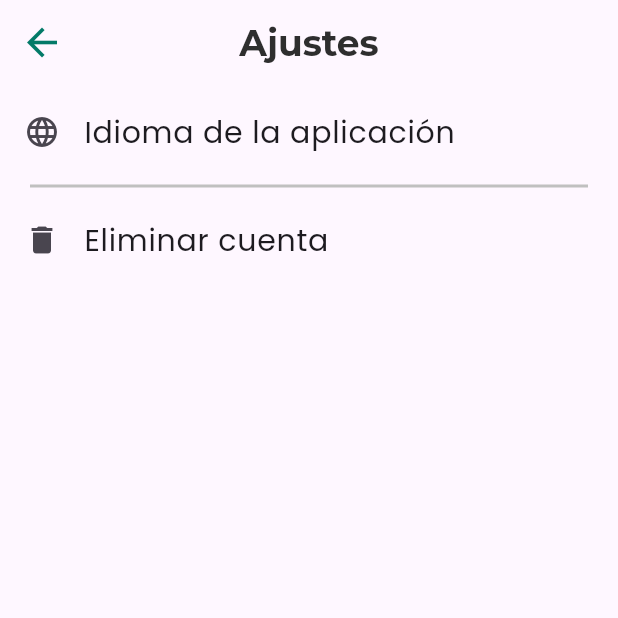
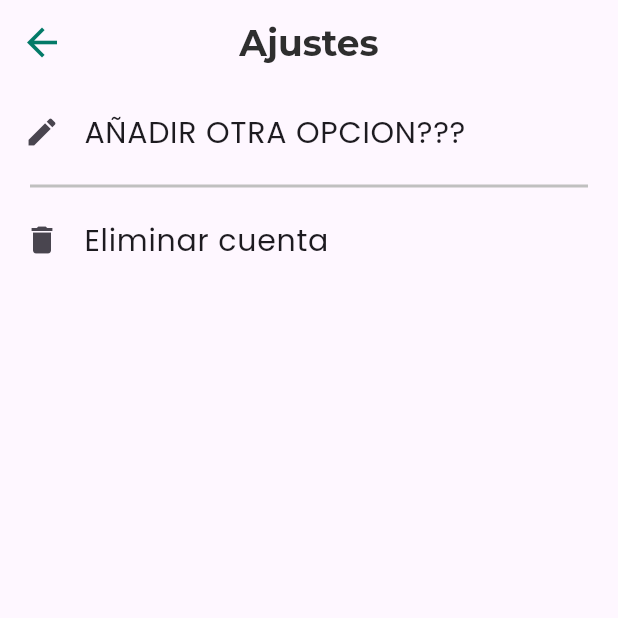
Before and after one commit to CristianPG03/TFG_FINAL, a Flutter app: the SettingsView screen opened directly, on a phone screen of 412 x 824 dp, the top half of it. Run offline on Flutter 3.47's test engine with Material 3 defaults, Android fonts, the phone set to English and light mode, and no system bars; our stand-ins replace carousel_slider, cloud_firestore, curved_navigation_bar, firebase_auth, firebase_core, firebase_storage and 12 more; missing offline and left inert: flutter_polyline_points, flutter_web_browser; accounts and stored records are empty.

Commit message:
Modificaciones y ajustes varios

```diff
--- a/lib/src/features/auth/controllers/user_controller.dart
+++ b/lib/src/features/auth/controllers/user_controller.dart
@@ -154,9 +154,9 @@ class UserController extends GetxController {
       await firebaseFirestore.collection(collectionUser).doc(currentUser!.uid).delete();
       await firebaseFirestore.collection(collectionUser).doc(currentUser!.uid).collection("imageURLs").doc().delete();
       await currentUser!.delete();
-      //! EL PROBLEMA ES QUE NO ENCUENTRA LOS DOCS, MIRAR COMO ACCEDER
-      await firebaseStorage.ref().child('gallery/${currentUser!.uid}').delete();
-      await firebaseStorage.ref().child('images/${currentUser!.uid}').delete();
+      //! EL PROBLEMA ES QUE NO ENCUENTRA LOS DOCS, MIRAR COMO ACCEDER. ARREGLARLO O DEJARLO!!!!!!!
+      // await firebaseStorage.ref().child('gallery/${currentUser!.uid}').delete();
+      // await firebaseStorage.ref().child('images/${currentUser!.uid}').delete();
     } catch(error) {
       // VxToast.show(context, msg: "Problema al eliminar el usuario. \nInténtelo otra vez más tarde");
       VxToast.show(context, msg: "${error}");
--- a/lib/src/features/core/views/choresCurLoc/chores.dart
+++ b/lib/src/features/core/views/choresCurLoc/chores.dart
@@ -46,22 +46,19 @@ class Chores extends StatelessWidget {
                       'Actividades',
                       Colors.red,
                       () async {
-                        print('Clicked on Actividades');
                         await launchUrl(Uri.parse(
                           'https://www.google.com/maps/search/activities/@$lat,$lng,$radius'
                         ));
                       }
-                    ),
+                     ),
                     const SizedBox(height: 10,),
                     _buildListItem(context, Icon(Icons.hotel), 'Hoteles', Colors.blue, () async {
-                      print('Clicked on Hoteles');
                       await launchUrl(Uri.parse(
                         'https://www.google.com/maps/search/hotels/@$lat,$lng,$radius'
                       ));
                     }),
                     const SizedBox(height: 10,),
                     _buildListItem(context, Icon(Icons.restaurant), 'Restaurantes', Colors.brown, () async {
-                      print('Clicked on Restaurantes');
                       await launchUrl(Uri.parse(
                         'https://www.google.com/maps/search/restaurants/@$lat,$lng,$radius'
                       ));
--- a/lib/src/features/core/views/friends/add_friend.dart
+++ b/lib/src/features/core/views/friends/add_friend.dart
@@ -76,6 +76,10 @@ class AddFriend extends StatefulWidget {
   @override
   State<AddFriend> createState() => _AddFriendState();
 }
+
+//! AÑADIR QUE SI NO SE INTRODUCE ID/NO EXISTE/FORMATO INCORRECTO/ETC MUESTRE MENSAJE
+//! SI SE AÑADEN MUCHOS AMIGOS, COMO FUNCIONA EL SCROLL?
+//! AL AÑADIR UN NUEVO AMIGO, APARECE EN LA LISTA O NO SE RECARGA AUTOMATICAMENTE??
 
 class _AddFriendState extends State<AddFriend> {
   final userController = Get.put(UserController());
--- a/lib/src/features/core/views/gallery/gallery.dart
+++ b/lib/src/features/core/views/gallery/gallery.dart
@@ -311,6 +311,9 @@ class Gallery extends StatefulWidget {
   State<Gallery> createState() => _GalleryState();
 }
 
+//! AÑADIR LO DE SOLICITAR PERMISOS PARA ACCEDER A GALERIA/CAMARA
+//! MIRAR SI YA ESTA HECHO EN ALGUNA DE LAS FUNCIONES
+
 class _GalleryState extends State<Gallery> {
   final userController = Get.put(UserController());
   bool _isLoading = false;
--- a/lib/src/features/core/views/profile/profile.dart
+++ b/lib/src/features/core/views/profile/profile.dart
@@ -24,6 +24,8 @@ class Profile extends StatefulWidget {
 
 //! COMO RECARGAR PAGE PARA MOSTRAR LA INFORMACIÓN ACTUALIZADA DEL USUARIO CUANDO
 //! SE MODIFICA EN EDITAR PERFIL?
+
+//! AÑADIR CAMPO PARA MOSTRAR ID Y PODER COPIARLO??
 
 class _ProfileState extends State<Profile> {
   final userController = Get.put(UserController());
--- a/lib/src/features/core/views/settingsView/settings_view.dart
+++ b/lib/src/features/core/views/settingsView/settings_view.dart
@@ -22,9 +22,9 @@ class _SettingsViewState extends State<SettingsView> {
       body: ListView(
         children: [
           ListTile(
-            leading: Icon(Icons.language),
+            leading: Icon(Icons.edit),
             title: Text(
-              'Idioma de la aplicación',
+              'AÑADIR OTRA OPCION???',
               style: TextStyle(
                 fontSize: 20
               ),
--- a/lib/src/features/core/views/start/sideMenu/drawer_list.dart
+++ b/lib/src/features/core/views/start/sideMenu/drawer_list.dart
@@ -6,6 +6,7 @@ import 'package:rflutter_alert/rflutter_alert.dart';
 import 'package:tfg/src/constants/colors.dart';
 import 'package:tfg/src/constants/sizes.dart';
 import 'package:tfg/src/constants/text_strings.dart';
+import 'package:tfg/src/features/auth/views/splashScreen/splash_screen.dart';
 import 'package:tfg/src/features/auth/views/welcome/welcome.dart';
 import 'package:tfg/src/features/core/views/profile/profile.dart';
 import 'package:tfg/src/features/core/views/settingsView/settings_view.dart';
@@ -213,7 +214,9 @@ class _DrawerListState extends State<DrawerList> {
                       onPressed: () async {
                         //* Cerrar Sesión
                         FirebaseAuth.instance.signOut()
-                        .then((value) => Get.offAll(() => const Welcome()));
+                        //! ENVIAR A WELCOME O SPLASHSCREEN PARA ARREGLAR LO DEL LOGIN???
+                        .then((value) => Get.offAll(() => SplashScreen()));
+                        // .then((value) => Get.offAll(() => const Welcome()));
                       },
                       color: mainGreenColor,
                       child: Text(
--- a/lib/src/features/core/views/start/start.dart
+++ b/lib/src/features/core/views/start/start.dart
@@ -29,6 +29,8 @@ class Start extends StatefulWidget {
   @override
   State<Start> createState() => _StartState();
 }
+
+//! COMENTAR TODO EL CODIGO CORRECTAMENTE
 
 class _StartState extends State<Start> {
   final userController = Get.put(UserController());
@@ -103,8 +105,8 @@ class _StartState extends State<Start> {
                   //! NO CAMBIA SI EL TFNO ESTA EN MODO OSCURO
                   //! SI ESTA EN MODO CLARO, FUNCIONA CORRECTAMENTE
                   Get.isDarkMode
-                      ? Get.changeTheme(AppTheme.lightTheme)
-                      : Get.changeTheme(AppTheme.darkTheme);
+                    ? Get.changeTheme(AppTheme.lightTheme)
+                    : Get.changeTheme(AppTheme.darkTheme);
                 },
                 icon: const Icon(Icons.dark_mode)
               )
```
